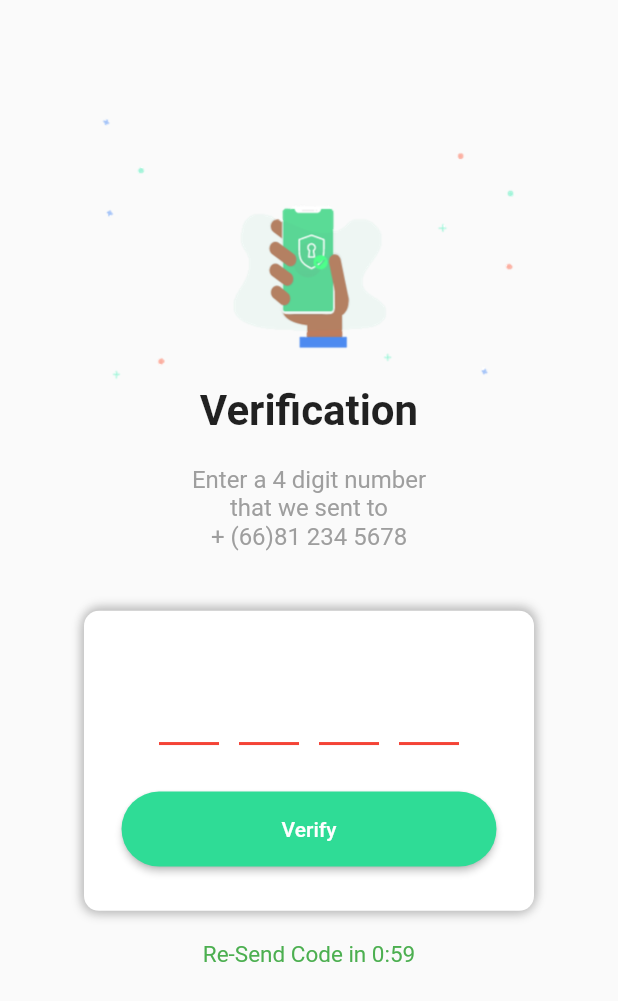
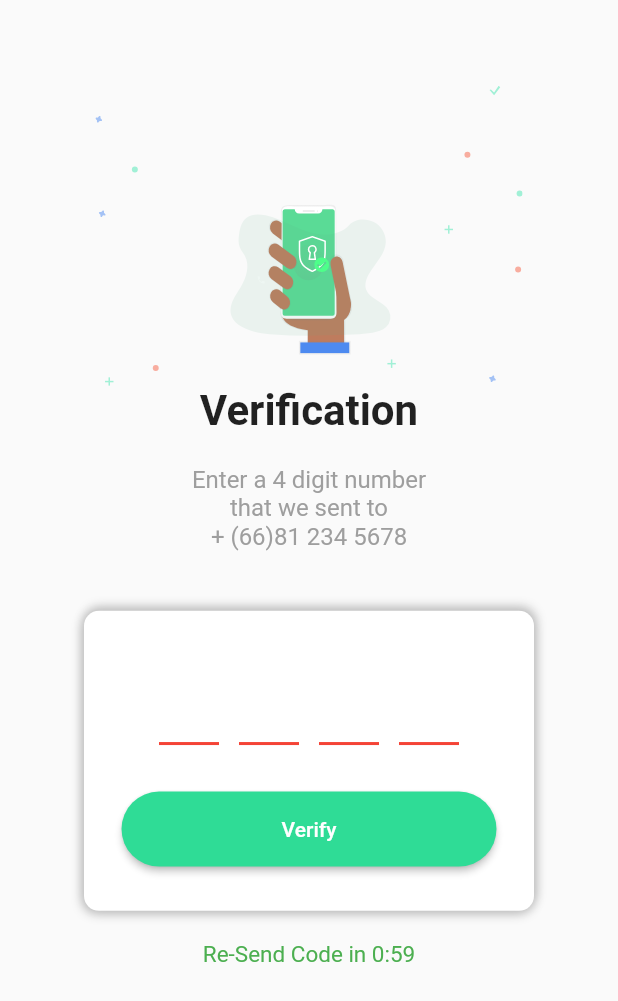
Before and after one commit to godprogrammer3/technician_app, a Flutter app: the screen it shows after launch, on a phone screen of 412 x 824 dp. Shown: the top 1001 px of the screen. Run offline on Flutter 3.47's test engine with Material 2 defaults, Android fonts, the phone set to English and light mode, and no system bars; drawn by our look-alikes of pin_code_fields; our stand-ins replace equatable, flutter_bloc, flutter_svg.

Commit message:
trying to split widget

```diff
--- a/lap_app/lib/model/models.dart
+++ b/lap_app/lib/model/models.dart
@@ -0,0 +1,2 @@
+export './token.dart';
+export './credential.dart';
--- a/lap_app/lib/model/token.dart
+++ b/lap_app/lib/model/token.dart
@@ -10,7 +10,6 @@ class Token extends Equatable{
   );
 
   @override
-  // TODO: implement props
   List<Object> get props => [token];
 
 }
--- a/lap_app/lib/repository/verify_repositoy.dart
+++ b/lap_app/lib/repository/verify_repositoy.dart
@@ -1,5 +1,5 @@
-
+import 'package:lap_app/model/models.dart';
 
 abstract class VerifyRepository {
-  //Future<Token> getToken(Credential credential);
+  Future<Token> getToken(Credential credential);
 }
--- a/lap_app/lib/ui/pages/verify_otp_page.dart
+++ b/lap_app/lib/ui/pages/verify_otp_page.dart
@@ -2,7 +2,9 @@ import 'package:flutter/material.dart';
 import 'package:flutter/services.dart';
 import 'package:flutter_bloc/flutter_bloc.dart';
 import 'package:lap_app/bloc/bloc.dart';
+import 'package:lap_app/ui/widget/widgets.dart';
 import 'package:pin_code_fields/pin_code_fields.dart';
+import 'package:flutter_svg/flutter_svg.dart';
 
 String currentOtp = '';
 
@@ -30,12 +32,9 @@ class VerifyOtpPage extends StatelessWidget {
       Column(mainAxisAlignment: MainAxisAlignment.center, children: <Widget>[
         SizedBox(height: MediaQuery.of(context).size.height / 20.0),
         Container(
-          width: MediaQuery.of(context).size.width - 70,
-          height: 200,
-          child: Image.asset(
-            'assets/images/verify_otp_tp.png',
-            fit: BoxFit.contain,
-          ),
+            width: MediaQuery.of(context).size.width - 70,
+            height: 200,
+            child:ImageDisplay(imageName:'top_verify_otp.svg'),
         ),
         Text(
           'Verification',
@@ -106,7 +105,7 @@ class OtpInput extends StatelessWidget {
               MaterialButton(
                   height: 50,
                   minWidth: 250,
-                  color: Color.fromARGB(255, 	47,220,150),
+                  color: Color.fromARGB(255, 47, 220, 150),
                   textColor: Colors.white,
                   child: Text('Verify'),
                   onPressed: () => {},
@@ -145,7 +144,6 @@ class _PinInputState extends State<PinInput> {
             textInputType:
                 TextInputType.numberWithOptions(signed: false, decimal: false),
             inputFormatters: [WhitelistingTextInputFormatter.digitsOnly],
-
             onChanged: (value) {
               setState(() {
                 currentOtp = value;
--- /dev/null
+++ b/lap_app/lib/ui/widget/imageDisplay.dart
@@ -0,0 +1,20 @@
+import 'package:flutter/material.dart';
+import 'package:meta/meta.dart';
+import 'package:flutter_svg/flutter_svg.dart';
+class ImageDisplay extends StatelessWidget {
+  final String imageName;
+  final String assetPath = 'assets/images/';
+  const ImageDisplay({Key key,
+    @required this.imageName,
+  }) : super(key: key);
+
+  @override
+  Widget build(BuildContext context) {
+    if( imageName.contains(".svg")){
+       return SvgPicture.asset(assetPath+imageName, semanticsLabel: 'svg img',);
+    }else{
+      return Image.asset(assetPath+imageName,fit: BoxFit.contain,);
+    }
+  }
+
+}
--- a/lap_app/lib/ui/widget/widgets.dart
+++ b/lap_app/lib/ui/widget/widgets.dart
@@ -0,0 +1 @@
+export './imageDisplay.dart';
--- a/lap_app/pubspec.yaml
+++ b/lap_app/pubspec.yaml
@@ -12,6 +12,8 @@ dependencies:
   equatable: ^1.0.3
   cupertino_icons: ^0.1.2
   pin_code_fields: ^2.3.0+3
+  dartz: ^0.8.9
+  flutter_svg: ^0.17.1
 
 dev_dependencies:
   flutter_test:
```
Also changed, not shown: lap_app/lib/model/credential.dart (added, +16 -0 lines), lap_app/assets/images/top_verify_otp.svg (added), lap_app/lib/util/uitl.dart (added), lap_app/pubspec.lock.
